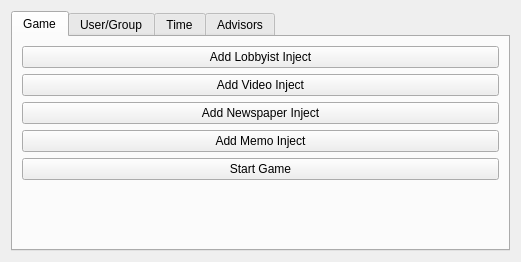
Qt form ui/EditScenarioForm.ui (dmzdev/stance) before a commit.
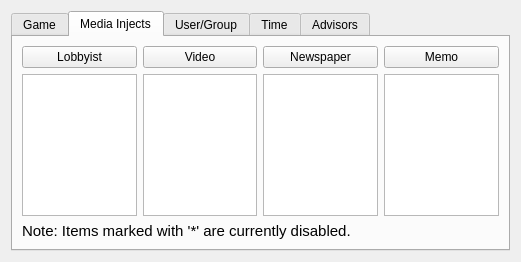
The same form after that commit. The open tabs and pages were chosen to show the change.

Commit message: Added media state label to video form for easier debugging / showing students problems. Modified debug message to list video title in log. Added phonon state signal. Added ability to disable / re-enable injects. Moved injects to new tab in edit scenario window.

Diff of the .ui file:
```diff
--- a/ui/EditScenarioForm.ui
+++ b/ui/EditScenarioForm.ui
@@ -26,34 +26,6 @@
       <layout class="QHBoxLayout" name="horizontalLayout_2">
        <item>
         <layout class="QVBoxLayout" name="verticalLayout_4">
-         <item>
-          <widget class="QPushButton" name="addLobbyistButton">
-           <property name="text">
-            <string>Add Lobbyist Inject</string>
-           </property>
-          </widget>
-         </item>
-         <item>
-          <widget class="QPushButton" name="addVideoInjectButton">
-           <property name="text">
-            <string>Add Video Inject</string>
-           </property>
-          </widget>
-         </item>
-         <item>
-          <widget class="QPushButton" name="addNewspaperInjectButton">
-           <property name="text">
-            <string>Add Newspaper Inject</string>
-           </property>
-          </widget>
-         </item>
-         <item>
-          <widget class="QPushButton" name="addMemoInjectButton">
-           <property name="text">
-            <string>Add Memo Inject</string>
-           </property>
-          </widget>
-         </item>
          <item>
           <widget class="QPushButton" name="gameStateButton">
            <property name="text">
@@ -85,6 +57,85 @@
        </item>
       </layout>
      </widget>
+     <widget class="QWidget" name="tab">
+      <attribute name="title">
+       <string>Media Injects</string>
+      </attribute>
+      <layout class="QVBoxLayout" name="verticalLayout_9">
+       <item>
+        <layout class="QHBoxLayout" name="horizontalLayout_3">
+         <item>
+          <layout class="QVBoxLayout" name="verticalLayout_5">
+           <item>
+            <widget class="QPushButton" name="addLobbyistButton">
+             <property name="text">
+              <string>Lobbyist</string>
+             </property>
+            </widget>
+           </item>
+           <item>
+            <widget class="QListWidget" name="lobbyistListWidget"/>
+           </item>
+          </layout>
+         </item>
+         <item>
+          <layout class="QVBoxLayout" name="verticalLayout_6">
+           <item>
+            <widget class="QPushButton" name="addVideoInjectButton">
+             <property name="text">
+              <string>Video</string>
+             </property>
+            </widget>
+           </item>
+           <item>
+            <widget class="QListWidget" name="videoListWidget"/>
+           </item>
+          </layout>
+         </item>
+         <item>
+          <layout class="QVBoxLayout" name="verticalLayout_7">
+           <item>
+            <widget class="QPushButton" name="addNewspaperInjectButton">
+             <property name="text">
+              <string>Newspaper</string>
+             </property>
+            </widget>
+           </item>
+           <item>
+            <widget class="QListWidget" name="newspaperListWidget"/>
+           </item>
+          </layout>
+         </item>
+         <item>
+          <layout class="QVBoxLayout" name="verticalLayout_8">
+           <item>
+            <widget class="QPushButton" name="addMemoInjectButton">
+             <property name="text">
+              <string>Memo</string>
+             </property>
+            </widget>
+           </item>
+           <item>
+            <widget class="QListWidget" name="memoListWidget"/>
+           </item>
+          </layout>
+         </item>
+        </layout>
+       </item>
+       <item>
+        <widget class="QLabel" name="label">
+         <property name="font">
+          <font>
+           <pointsize>11</pointsize>
+          </font>
+         </property>
+         <property name="text">
+          <string>Note: Items marked with '*' are currently disabled.</string>
+         </property>
+        </widget>
+       </item>
+      </layout>
+     </widget>
      <widget class="QWidget" name="tab_14">
       <attribute name="title">
        <string>User/Group</string>
```
The commit also changes 9 other files.
